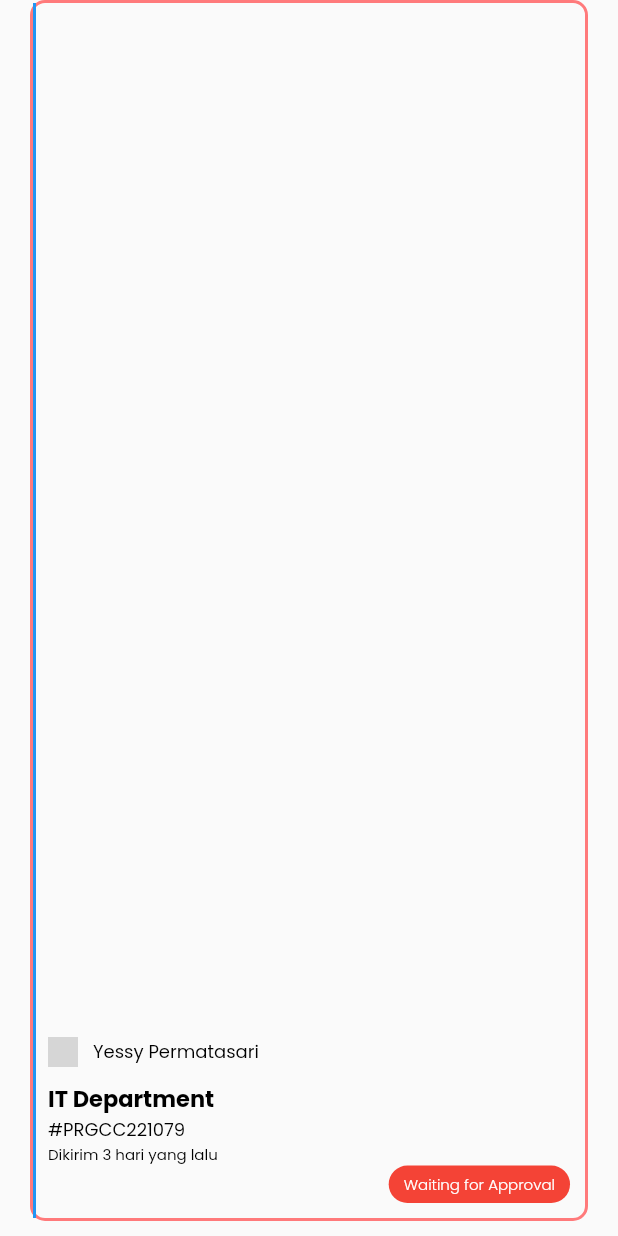
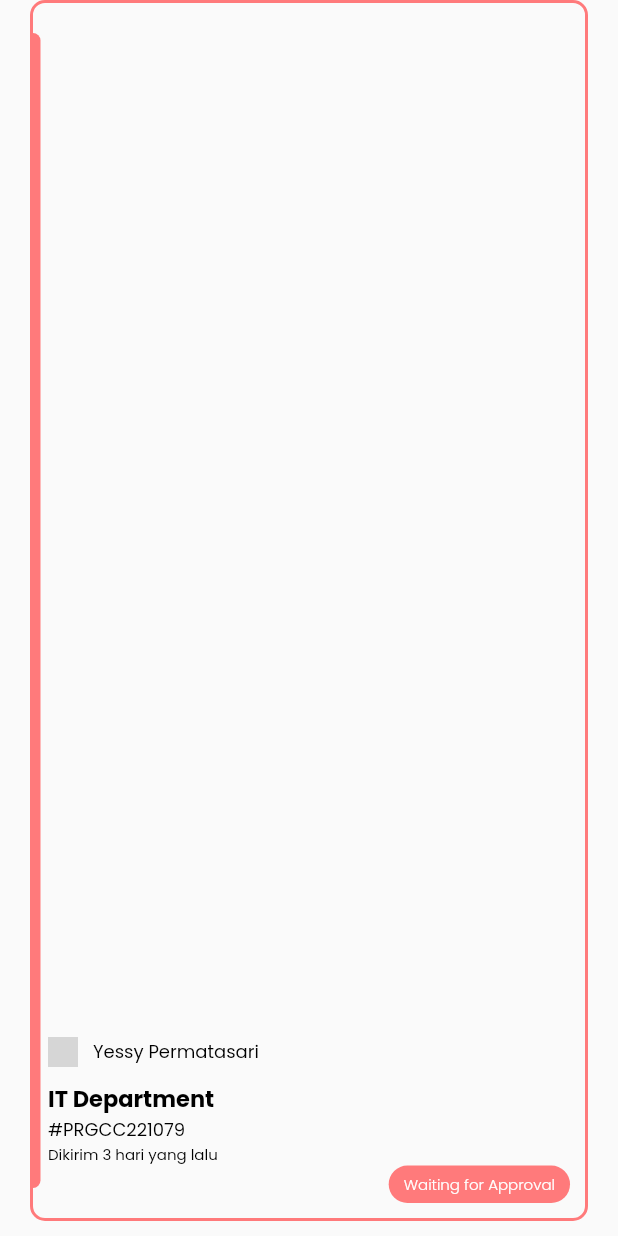
Before and after one commit to ptmodernland/Flutter-Modernland-SignFlow, a Flutter app: the ItemApprovalWidget widget shown alone on an empty page, opened directly, on a phone screen of 412 x 824 dp. Run offline on Flutter 3.47's test engine with Material 2 defaults, Android fonts, the phone set to English and light mode, and no system bars; our stand-ins replace device_info_plus, flutter_bloc, flutter_svg, fluttertoast, google_fonts, quickalert and 1 more; missing offline and left inert: dart_ipify; accounts and stored records are empty; network calls fail; grey boxes are pictures that could not be loaded.

Commit message:
🎨Change Item Approval Style

```diff
--- a/lib/widget/approval/item_approval_widget.dart
+++ b/lib/widget/approval/item_approval_widget.dart
@@ -12,22 +12,38 @@ class ItemApprovalWidget extends StatelessWidget {
   Widget build(BuildContext context) {
     Color statusColor = isApproved
         ? Colors.green
-        : Colors.red; // Define color based on approval status
+        : Color(0xFFFF7A7B); // Define color based on approval status
 
     return Container(
       margin: EdgeInsets.only(left: 20, right: 20, bottom: 10),
       decoration: BoxDecoration(
         borderRadius: BorderRadius.circular(10),
         border: Border.all(
-          color: Color(0xFFFF7A7B),
+          color: statusColor,
           width: 2,
         ),
       ),
       child: Stack(
         children: [
-          Container(
-            width: 2,
-            color: Colors.blue,
+          Positioned(
+            left: -5,
+            // Position the container at the left edge
+            top: 20,
+            // Align it with the top of the second container
+            bottom: 20,
+            // Stretch it to match the height of the second container
+            child: Container(
+              key: Key("okee"),
+              width: 10,
+              child: Container(
+                decoration: BoxDecoration(
+                  borderRadius: BorderRadius.all(Radius.circular(99)),
+                  color: statusColor, // Use the defined color
+                ),
+                padding: EdgeInsets.only(top: 20, bottom: 20),
+                height: 110,
+              ),
+            ),
           ),
           Container(
             margin: EdgeInsets.only(left: 10, right: 10),
```
